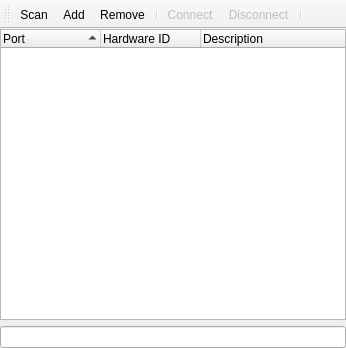
Above: Tools/quadcontrol/DockWindows/ConnectionWindow.ui from thomask77/drquad32 before the change. Below: the same form after it.
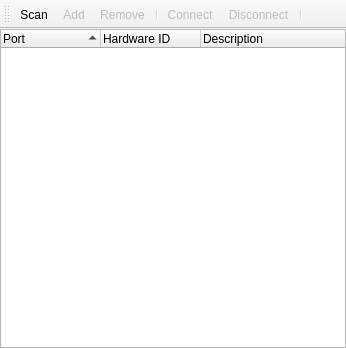
That is the form after the change. Icons and pictures are not drawn.

What changed in the file:
```diff
--- a/Tools/quadcontrol/DockWindows/ConnectionWindow.ui
+++ b/Tools/quadcontrol/DockWindows/ConnectionWindow.ui
@@ -67,9 +67,6 @@
       </column>
      </widget>
     </item>
-    <item>
-     <widget class="QLineEdit" name="lineEdit"/>
-    </item>
    </layout>
   </widget>
   <widget class="QToolBar" name="toolBar">
@@ -133,6 +130,9 @@
    </property>
   </action>
   <action name="actionAdd">
+   <property name="enabled">
+    <bool>false</bool>
+   </property>
    <property name="text">
     <string>&amp;Add</string>
    </property>
@@ -141,6 +141,9 @@
    </property>
   </action>
   <action name="actionRemove">
+   <property name="enabled">
+    <bool>false</bool>
+   </property>
    <property name="text">
     <string>&amp;Remove</string>
    </property>
```
